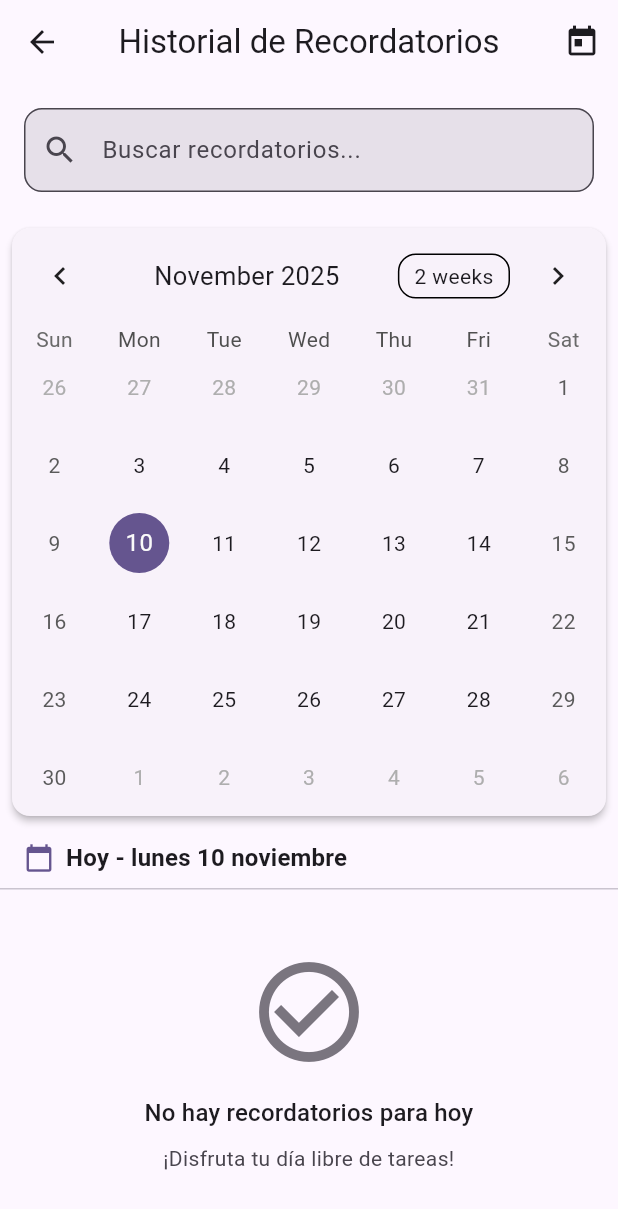
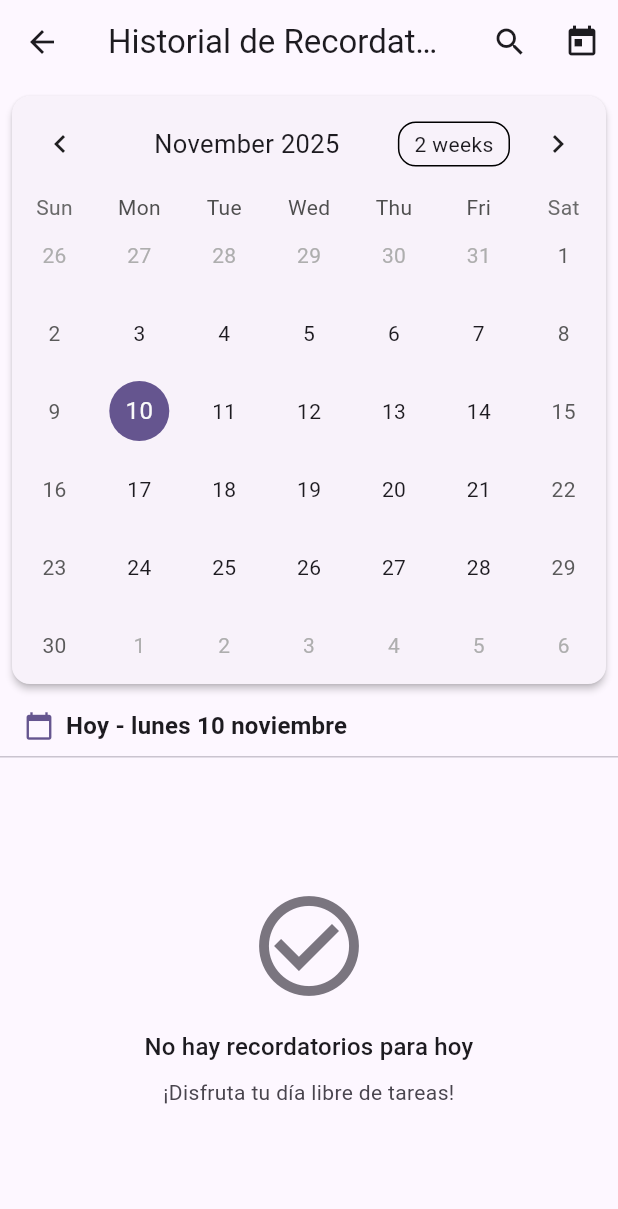
Before and after one commit to Doddieko67/app_watch, a Flutter app: the ReminderHistoryScreen screen opened directly, on a phone screen of 412 x 824 dp. Shown: the top 1209 px of the screen. Run offline on Flutter 3.47's test engine with Material 3 defaults, Android fonts, the phone set to English and light mode, and no system bars; drawn by our look-alikes of table_calendar; our stand-ins replace drift, file_picker, fl_chart, flutter_local_notifications, flutter_riverpod, flutter_secure_storage and 8 more; accounts and stored records are empty; generated files the repository leaves out were written again.

Commit message:
refactor(reminders): improve search UX and add app localizations
Search improvements:
- Move search to AppBar (floating button style)
- Replace separate search field with AppBar TextField
- Toggle search mode with search icon button
- Auto-clear search when closing search mode
- Better use of screen real estate

Localizations:
- Add flutter_localizations dependency
- Configure Spanish (es_ES) as default locale
- Add GlobalMaterialLocalizations delegate
- Fix "No MaterialLocalizations found" error
- Update intl to 0.20.2 for compatibility

This fixes the crash when selecting start date in reminders
and provides a cleaner search experience.

🤖 Generated with [Claude Code](https://claude.com/claude-code)

Co-Authored-By: Claude <noreply@anthropic.com>

```diff
--- a/lib/features/daily_reminders/presentation/screens/reminder_history_screen.dart
+++ b/lib/features/daily_reminders/presentation/screens/reminder_history_screen.dart
@@ -33,6 +33,7 @@ class _ReminderHistoryScreenState extends ConsumerState<ReminderHistoryScreen> {
   // Búsqueda/filtro
   final _searchController = TextEditingController();
   String _searchQuery = '';
+  bool _isSearching = false;
 
   @override
   void initState() {
@@ -84,55 +85,59 @@ class _ReminderHistoryScreenState extends ConsumerState<ReminderHistoryScreen> {
 
     return Scaffold(
       appBar: AppBar(
-        title: const Text('Historial de Recordatorios'),
+        title: _isSearching
+            ? TextField(
+                controller: _searchController,
+                autofocus: true,
+                style: theme.textTheme.titleLarge?.copyWith(
+                  color: theme.colorScheme.onSurface,
+                ),
+                decoration: InputDecoration(
+                  hintText: 'Buscar recordatorios...',
+                  border: InputBorder.none,
+                  hintStyle: theme.textTheme.titleLarge?.copyWith(
+                    color: theme.colorScheme.onSurface.withOpacity(0.5),
+                  ),
+                ),
+                onChanged: (value) {
+                  setState(() {
+                    _searchQuery = value;
+                  });
+                  _loadMonthReminders();
+                },
+              )
+            : const Text('Historial de Recordatorios'),
         actions: [
+          // Botón de búsqueda/cerrar
           IconButton(
-            icon: const Icon(Icons.today),
+            icon: Icon(_isSearching ? Icons.close : Icons.search),
             onPressed: () {
               setState(() {
-                _selectedDay = DateTime.now();
-                _focusedDay = DateTime.now();
+                _isSearching = !_isSearching;
+                if (!_isSearching) {
+                  _searchController.clear();
+                  _searchQuery = '';
+                  _loadMonthReminders();
+                }
               });
             },
-            tooltip: 'Ir a hoy',
+            tooltip: _isSearching ? 'Cerrar búsqueda' : 'Buscar',
           ),
+          if (!_isSearching)
+            IconButton(
+              icon: const Icon(Icons.today),
+              onPressed: () {
+                setState(() {
+                  _selectedDay = DateTime.now();
+                  _focusedDay = DateTime.now();
+                });
+              },
+              tooltip: 'Ir a hoy',
+            ),
         ],
       ),
       body: Column(
         children: [
-          // Campo de búsqueda
-          Padding(
-            padding: const EdgeInsets.all(16),
-            child: TextField(
-              controller: _searchController,
-              decoration: InputDecoration(
-                hintText: 'Buscar recordatorios...',
-                prefixIcon: const Icon(Icons.search),
-                suffixIcon: _searchQuery.isNotEmpty
-                    ? IconButton(
-                        icon: const Icon(Icons.clear),
-                        onPressed: () {
-                          setState(() {
-                            _searchController.clear();
-                            _searchQuery = '';
-                          });
-                          _loadMonthReminders();
-                        },
-                      )
-                    : null,
-                border: OutlineInputBorder(
-                  borderRadius: BorderRadius.circular(12),
-                ),
-              ),
-              onChanged: (value) {
-                setState(() {
-                  _searchQuery = value;
-                });
-                _loadMonthReminders();
-              },
-            ),
-          ),
-
           // Calendario
           Card(
             margin: const EdgeInsets.all(8),
--- a/pubspec.yaml
+++ b/pubspec.yaml
@@ -15,6 +15,8 @@ environment:
 # versions available, run `flutter pub outdated`.
 dependencies:
   flutter:
+    sdk: flutter
+  flutter_localizations:
     sdk: flutter
 
   cupertino_icons: ^1.0.8
@@ -44,7 +46,7 @@ dependencies:
   # Utilidades
   freezed_annotation: ^2.4.0
   json_annotation: ^4.8.0
-  intl: ^0.19.0
+  intl: ^0.20.2
 
   # Exportación
   share_plus: ^12.0.1
```
Also changed, not shown: lib/app.dart (+12 -0 lines), pubspec.lock.
